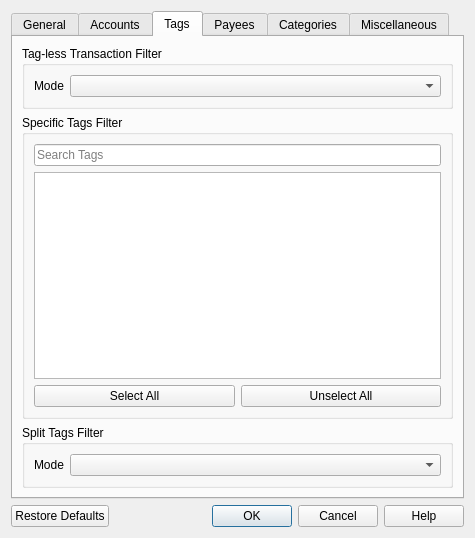
This is src/views/ui_files/forms/transaction_filter_form.ui in JakubFranek/Kapytal as Qt 5 draws it before an edit. The edited form follows.
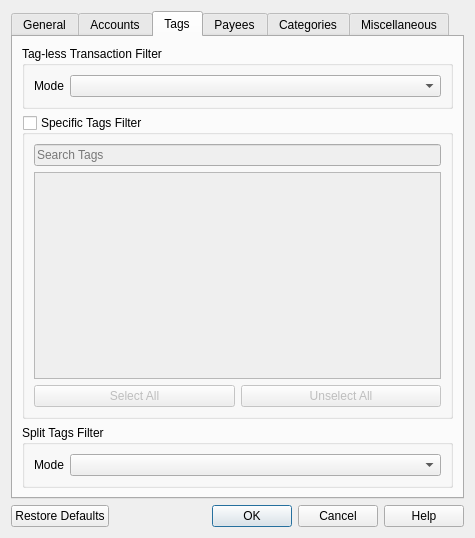
This is the edited form. The open tabs and pages were chosen to show the change.

```diff
--- a/src/views/ui_files/forms/transaction_filter_form.ui
+++ b/src/views/ui_files/forms/transaction_filter_form.ui
@@ -323,7 +323,7 @@
           <string>Specific Tags Filter</string>
          </property>
          <property name="checkable">
-          <bool>false</bool>
+          <bool>true</bool>
          </property>
          <property name="checked">
           <bool>false</bool>
```
